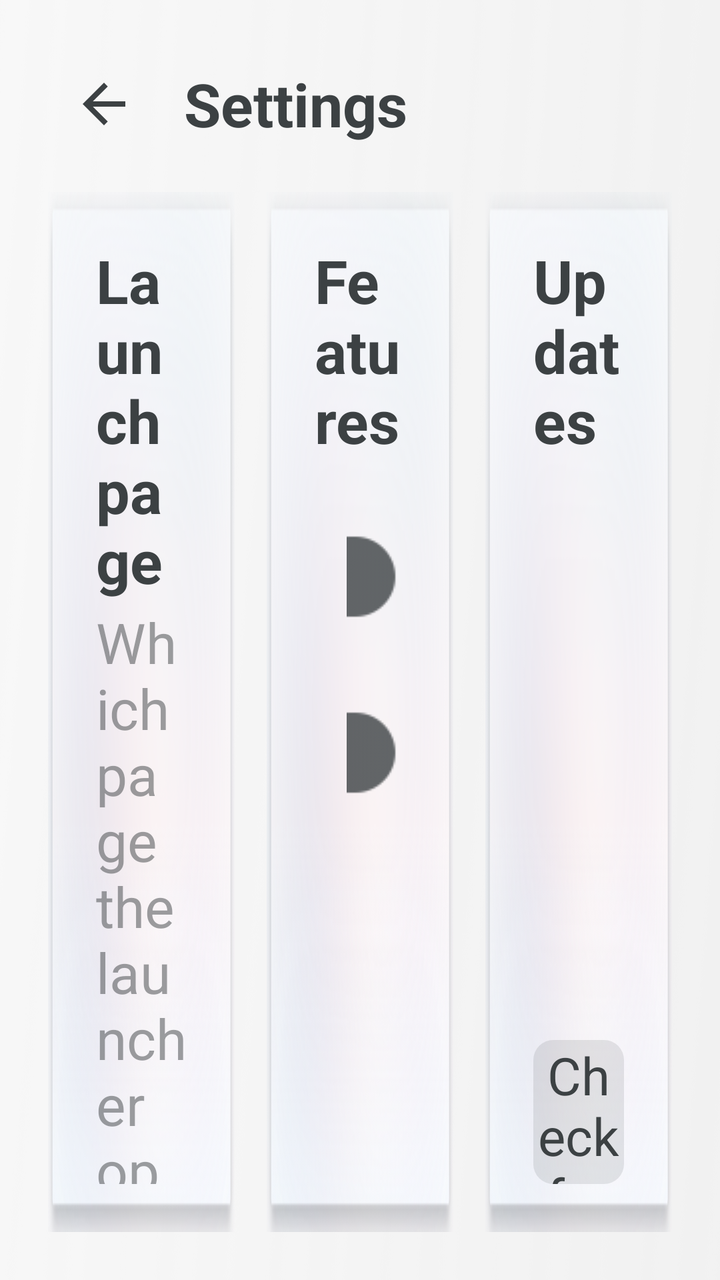
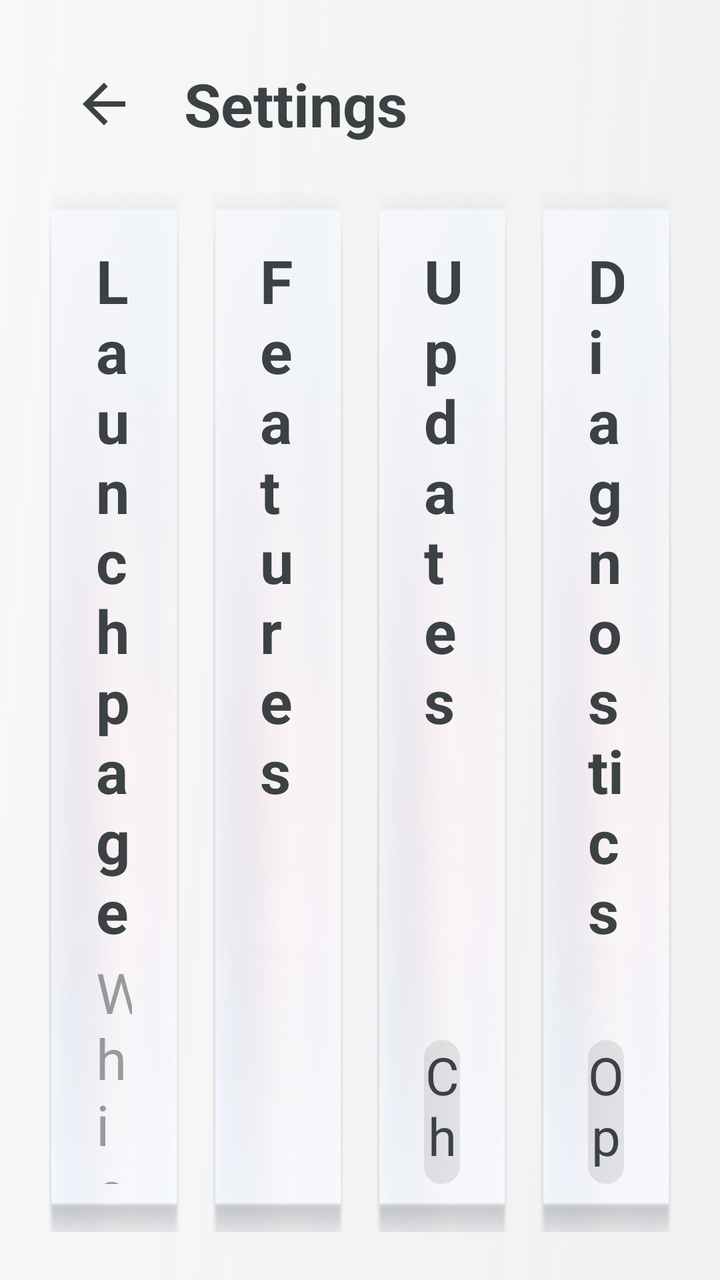

An Android layout rendered at two revisions. The XML below is the earlier revision; the diff shows what the commit changed to produce the second picture.
<!-- AndroidManifest.xml: application theme Theme.MG4SimpleLauncher -->
<!-- res/layout/activity_settings.xml -->
<?xml version="1.0" encoding="utf-8"?>
<LinearLayout xmlns:android="http://schemas.android.com/apk/res/android"
    android:layout_width="match_parent"
    android:layout_height="match_parent"
    android:background="@drawable/bg_home"
    android:orientation="vertical"
    android:padding="@dimen/screen_padding">

    <LinearLayout
        android:layout_width="match_parent"
        android:layout_height="wrap_content"
        android:gravity="center_vertical"
        android:orientation="horizontal">

        <ImageView
            android:id="@+id/settings_back_button"
            android:layout_width="56dp"
            android:layout_height="56dp"
            android:background="@drawable/icon_press_selector"
            android:clickable="true"
            android:contentDescription="@string/cd_back"
            android:focusable="true"
            android:padding="12dp"
            android:src="@drawable/ic_back" />

        <TextView
            android:layout_width="0dp"
            android:layout_height="wrap_content"
            android:layout_marginStart="12dp"
            android:layout_weight="1"
            android:text="@string/settings_title"
            android:textColor="@color/text_primary"
            android:textSize="@dimen/drawer_title_size"
            android:textStyle="bold" />
    </LinearLayout>

    <LinearLayout
        android:layout_width="match_parent"
        android:layout_height="0dp"
        android:layout_marginTop="@dimen/card_gap"
        android:layout_weight="1"
        android:baselineAligned="false"
        android:orientation="horizontal">

        
        <LinearLayout
            android:layout_width="0dp"
            android:layout_height="match_parent"
            android:layout_marginEnd="@dimen/card_gap"
            android:layout_weight="1"
            android:background="@drawable/smallcard_selector"
            android:orientation="vertical"
            android:padding="@dimen/info_card_padding">

            <TextView
                android:layout_width="wrap_content"
                android:layout_height="wrap_content"
                android:text="@string/settings_home_page"
                android:textColor="@color/text_primary"
                android:textSize="@dimen/small_card_label_size"
                android:textStyle="bold" />

            <TextView
                android:layout_width="match_parent"
                android:layout_height="wrap_content"
                android:layout_marginTop="2dp"
                android:text="@string/settings_home_page_hint"
                android:textColor="@color/text_secondary"
                android:textSize="@dimen/info_card_body_size" />

            <Space
                android:layout_width="match_parent"
                android:layout_height="0dp"
                android:layout_weight="1"
                android:minHeight="16dp" />

            
            <RadioGroup
                android:id="@+id/settings_home_page_group"
                android:layout_width="match_parent"
                android:layout_height="wrap_content"
                android:orientation="vertical">

                <RadioButton
                    android:id="@+id/home_page_main"
                    android:layout_width="match_parent"
                    android:layout_height="@dimen/settings_tab_height"
                    android:background="@drawable/filter_tab_selector"
                    android:button="@null"
                    android:checked="true"
                    android:ellipsize="end"
                    android:gravity="center"
                    android:includeFontPadding="false"
                    android:maxLines="1"
                    android:paddingStart="8dp"
                    android:paddingEnd="8dp"
                    android:text="@string/settings_page_home"
                    android:textColor="@color/filter_tab_text"
                    android:textSize="@dimen/settings_tab_text_size" />

                <RadioButton
                    android:id="@+id/home_page_shortcuts"
                    android:layout_width="match_parent"
                    android:layout_height="@dimen/settings_tab_height"
                    android:layout_marginTop="8dp"
                    android:background="@drawable/filter_tab_selector"
                    android:button="@null"
                    android:ellipsize="end"
                    android:gravity="center"
                    android:includeFontPadding="false"
                    android:maxLines="1"
                    android:paddingStart="8dp"
                    android:paddingEnd="8dp"
                    android:text="@string/settings_page_shortcuts"
                    android:textColor="@color/filter_tab_text"
                    android:textSize="@dimen/settings_tab_text_size" />

                <RadioButton
                    android:id="@+id/home_page_system"
                    android:layout_width="match_parent"
                    android:layout_height="@dimen/settings_tab_height"
                    android:layout_marginTop="8dp"
                    android:background="@drawable/filter_tab_selector"
                    android:button="@null"
                    android:ellipsize="end"
                    android:gravity="center"
                    android:includeFontPadding="false"
                    android:maxLines="1"
                    android:paddingStart="8dp"
                    android:paddingEnd="8dp"
                    android:text="@string/settings_page_system"
                    android:textColor="@color/filter_tab_text"
                    android:textSize="@dimen/settings_tab_text_size" />
            </RadioGroup>
        </LinearLayout>

        
        <LinearLayout
            android:layout_width="0dp"
            android:layout_height="match_parent"
            android:layout_marginEnd="@dimen/card_gap"
            android:layout_weight="1"
            android:background="@drawable/smallcard_selector"
            android:orientation="vertical"
            android:padding="@dimen/info_card_padding">

            <TextView
                android:layout_width="wrap_content"
                android:layout_height="wrap_content"
                android:text="@string/settings_features"
                android:textColor="@color/text_primary"
                android:textSize="@dimen/small_card_label_size"
                android:textStyle="bold" />

            <ScrollView
                android:layout_width="match_parent"
                android:layout_height="0dp"
                android:layout_marginTop="14dp"
                android:layout_weight="1"
                android:scrollbars="none">

                <LinearLayout
                    android:id="@+id/settings_feature_list"
                    android:layout_width="match_parent"
                    android:layout_height="wrap_content"
                    android:orientation="vertical">

                    <include
                        layout="@layout/part_settings_toggle"
                        android:id="@+id/toggle_shortcuts_page" />

                    <include
                        layout="@layout/part_settings_toggle"
                        android:id="@+id/toggle_beta_channel" />
                </LinearLayout>
            </ScrollView>
        </LinearLayout>

        
        <LinearLayout
            android:layout_width="0dp"
            android:layout_height="match_parent"
            android:layout_weight="1"
            android:background="@drawable/smallcard_selector"
            android:orientation="vertical"
            android:padding="@dimen/info_card_padding">

            <TextView
                android:layout_width="wrap_content"
                android:layout_height="wrap_content"
                android:text="@string/settings_updates"
                android:textColor="@color/text_primary"
                android:textSize="@dimen/small_card_label_size"
                android:textStyle="bold" />

            <TextView
                android:id="@+id/settings_version"
                android:layout_width="match_parent"
                android:layout_height="wrap_content"
                android:layout_marginTop="2dp"
                android:textColor="@color/text_secondary"
                android:textSize="@dimen/info_card_body_size" />

            <Space
                android:layout_width="match_parent"
                android:layout_height="0dp"
                android:layout_weight="1"
                android:minHeight="16dp" />

            <TextView
                android:id="@+id/settings_check_updates"
                android:layout_width="match_parent"
                android:layout_height="@dimen/settings_tab_height"
                android:background="@drawable/native_button_selector"
                android:clickable="true"
                android:focusable="true"
                android:gravity="center"
                android:text="@string/update_check_action"
                android:textColor="@color/text_primary"
                android:textSize="@dimen/drawer_button_size" />
        </LinearLayout>
    </LinearLayout>
</LinearLayout>
<!-- res/layout/part_settings_toggle.xml (included above) -->
<?xml version="1.0" encoding="utf-8"?>
<LinearLayout xmlns:android="http://schemas.android.com/apk/res/android"
    xmlns:app="http://schemas.android.com/apk/res-auto"
    android:layout_width="match_parent"
    android:layout_height="@dimen/settings_toggle_height"
    android:background="?attr/selectableItemBackground"
    android:baselineAligned="false"
    android:clickable="true"
    android:focusable="true"
    android:gravity="center_vertical"
    android:orientation="horizontal"
>

    <LinearLayout
        android:layout_width="0dp"
        android:layout_height="wrap_content"
        android:layout_weight="1"
        android:orientation="vertical">

        <TextView
            android:id="@+id/toggle_label"
            android:layout_width="match_parent"
            android:layout_height="wrap_content"
            android:ellipsize="end"
            android:maxLines="1"
            android:textColor="@color/text_primary"
            android:textSize="@dimen/charge_item_title_size" />

        <TextView
            android:id="@+id/toggle_hint"
            android:layout_width="match_parent"
            android:layout_height="wrap_content"
            android:layout_marginTop="2dp"
            android:ellipsize="end"
            android:maxLines="2"
            android:textColor="@color/text_secondary"
            android:textSize="@dimen/secondary_text_size" />
    </LinearLayout>

    
    <androidx.appcompat.widget.SwitchCompat
        android:id="@+id/toggle_switch"
        android:layout_width="wrap_content"
        android:layout_height="wrap_content"
        android:layout_marginStart="16dp"
        android:background="@null"
        android:clickable="false"
        android:focusable="false"
        android:thumb="@drawable/switch_thumb_selector"
        app:track="@drawable/switch_track_selector" />
</LinearLayout>
<!-- resources referenced by this layout -->
<resources>
  <color name="text_primary">#3c4143</color>
  <color name="text_secondary">#7f3c4143</color>
  <dimen name="card_gap">16dp</dimen>
  <dimen name="charge_item_title_size">28sp</dimen>
  <dimen name="drawer_button_size">26sp</dimen>
  <dimen name="drawer_title_size">30sp</dimen>
  <dimen name="info_card_body_size">28sp</dimen>
  <dimen name="info_card_padding">24dp</dimen>
  <dimen name="screen_padding">24dp</dimen>
  <dimen name="secondary_text_size">20sp</dimen>
  <dimen name="settings_tab_height">72dp</dimen>
  <dimen name="settings_tab_text_size">28sp</dimen>
  <dimen name="settings_toggle_height">88dp</dimen>
  <dimen name="small_card_label_size">30sp</dimen>
  <!-- drawable filter_tab_selector (drawable) -->
  <?xml version="1.0" encoding="utf-8"?>
  <selector xmlns:android="http://schemas.android.com/apk/res/android">
      <item android:state_checked="true" android:drawable="@drawable/tab_clicked" />
      <item android:state_selected="true" android:drawable="@drawable/tab_clicked" />
      <item android:drawable="@drawable/tab_normal" />
  </selector>
  <!-- drawable ic_back (drawable) -->
  <?xml version="1.0" encoding="utf-8"?>
  <vector xmlns:android="http://schemas.android.com/apk/res/android"
      android:width="28dp"
      android:height="28dp"
      android:viewportWidth="24"
      android:viewportHeight="24"
      android:tint="@color/text_primary">
      <path
          android:fillColor="@android:color/white"
          android:pathData="M20,11H7.83l5.59,-5.59L12,4l-8,8 8,8 1.41,-1.41L7.83,13H20v-2z" />
  </vector>
  <!-- drawable icon_press_selector (drawable) -->
  <?xml version="1.0" encoding="utf-8"?>
  <selector xmlns:android="http://schemas.android.com/apk/res/android">
      <item android:state_pressed="true">
          <shape android:shape="rectangle">
              <corners android:radius="@dimen/native_button_radius" />
              <solid android:color="@color/button_surface_pressed" />
          </shape>
      </item>
      <item android:drawable="@android:color/transparent" />
  </selector>
  <!-- drawable smallcard_selector (drawable) -->
  <?xml version="1.0" encoding="utf-8"?>
  <selector xmlns:android="http://schemas.android.com/apk/res/android">
      <item android:state_pressed="true" android:drawable="@drawable/bg_clicked" />
      <item android:drawable="@drawable/bg_normal" />
  </selector>
  <string name="cd_back">Back</string>
  <string name="settings_features">Features</string>
  <string name="settings_home_page">Launch page</string>
  <string name="settings_home_page_hint">Which page the launcher opens on</string>
  <string name="settings_page_home">Home</string>
  <string name="settings_page_shortcuts">Shortcuts</string>
  <string name="settings_page_system">Tools</string>
  <string name="settings_title">Settings</string>
  <string name="settings_updates">Updates</string>
  <string name="update_check_action">Check for updates</string>
  <style name="Theme.MG4SimpleLauncher" parent="Theme.AppCompat.DayNight.NoActionBar">
          <item name="android:windowBackground">@drawable/bg_home</item>
          <item name="android:statusBarColor">@android:color/transparent</item>
          <item name="android:navigationBarColor">@android:color/transparent</item>
          <item name="colorAccent">@color/accent</item>
      </style>
  <dimen name="native_button_radius">10dp</dimen>
  <color name="button_surface_pressed">#3d3c4143</color>
  <color name="button_surface">#1f3c4143</color>
  <color name="accent">#056eff</color>
  <!-- unchanged entries left out for length: 16 -->
</resources>

<!-- the commit's change to res/layout/activity_settings.xml (unified diff, before → after) -->
@@ -180,6 +180,7 @@
         <LinearLayout
             android:layout_width="0dp"
             android:layout_height="match_parent"
+            android:layout_marginEnd="@dimen/card_gap"
             android:layout_weight="1"
             android:background="@drawable/smallcard_selector"
             android:orientation="vertical"
@@ -216,6 +217,50 @@
                 android:focusable="true"
                 android:gravity="center"
                 android:text="@string/update_check_action"
+                android:textColor="@color/text_primary"
+                android:textSize="@dimen/drawer_button_size" />
+        </LinearLayout>
+
+        
+        <LinearLayout
+            android:layout_width="0dp"
+            android:layout_height="match_parent"
+            android:layout_weight="1"
+            android:background="@drawable/smallcard_selector"
+            android:orientation="vertical"
+            android:padding="@dimen/info_card_padding">
+
+            <TextView
+                android:layout_width="wrap_content"
+                android:layout_height="wrap_content"
+                android:text="@string/diagnostics_title"
+                android:textColor="@color/text_primary"
+                android:textSize="@dimen/small_card_label_size"
+                android:textStyle="bold" />
+
+            <TextView
+                android:id="@+id/settings_diagnostics_summary"
+                android:layout_width="match_parent"
+                android:layout_height="wrap_content"
+                android:layout_marginTop="2dp"
+                android:textColor="@color/text_secondary"
+                android:textSize="@dimen/info_card_body_size" />
+
+            <Space
+                android:layout_width="match_parent"
+                android:layout_height="0dp"
+                android:layout_weight="1"
+                android:minHeight="16dp" />
+
+            <TextView
+                android:id="@+id/settings_open_diagnostics"
+                android:layout_width="match_parent"
+                android:layout_height="@dimen/settings_tab_height"
+                android:background="@drawable/native_button_selector"
+                android:clickable="true"
+                android:focusable="true"
+                android:gravity="center"
+                android:text="@string/diagnostics_open"
                 android:textColor="@color/text_primary"
                 android:textSize="@dimen/drawer_button_size" />
         </LinearLayout>
<!-- resource entries referenced after the edit -->
@@ -51,6 +51,8 @@
       <item android:drawable="@drawable/bg_normal" />
   </selector>
   <string name="cd_back">Back</string>
+  <string name="diagnostics_open">Open log</string>
+  <string name="diagnostics_title">Diagnostics</string>
   <string name="settings_features">Features</string>
   <string name="settings_home_page">Launch page</string>
   <string name="settings_home_page_hint">Which page the launcher opens on</string>
